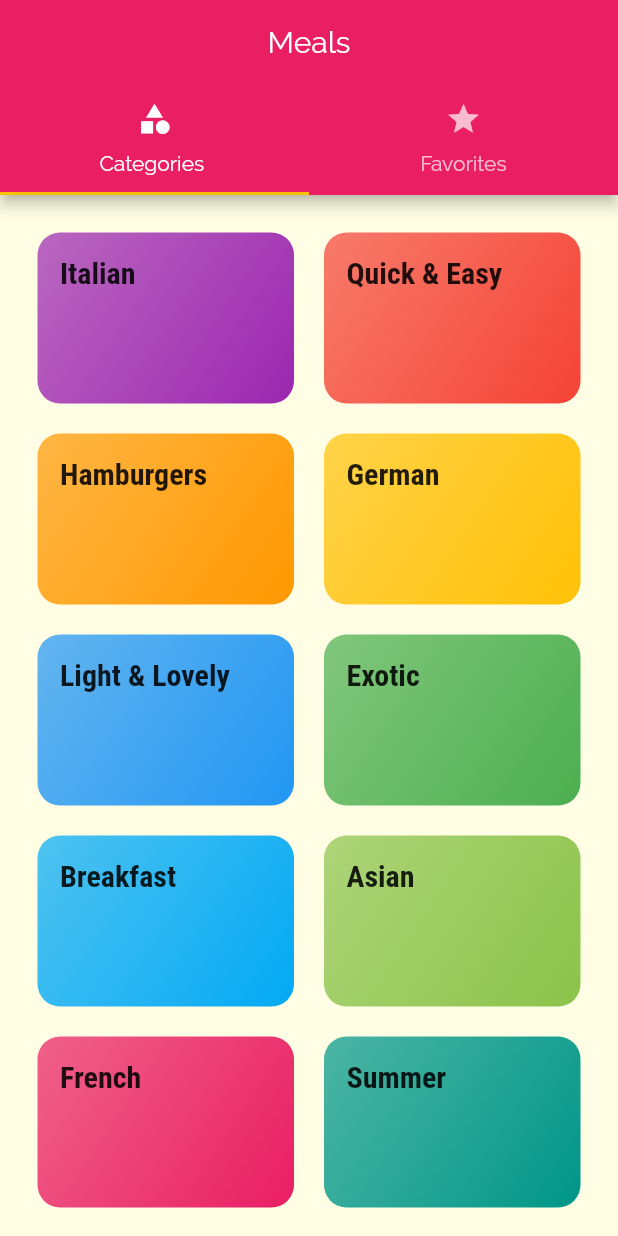
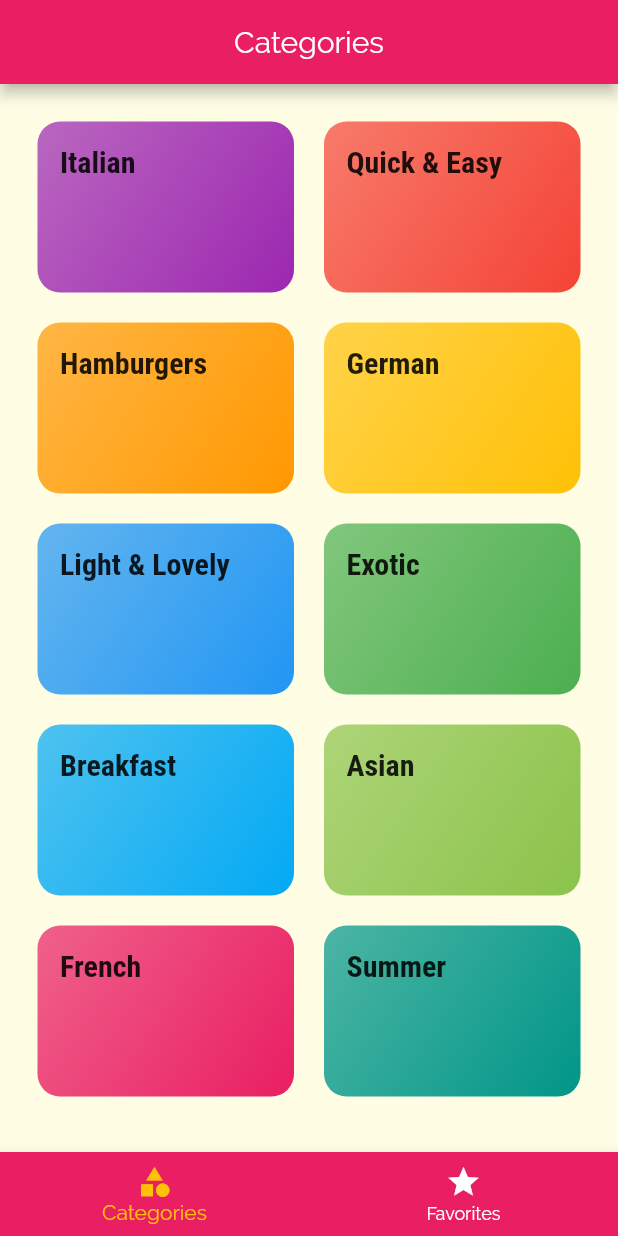
Before and after one commit to alexbardahan/MealsApp, a Flutter app: the screen it shows after launch, on a phone screen of 412 x 824 dp. Run offline on Flutter 3.47's test engine with Material 2 defaults, Android fonts, the phone set to English and light mode, and no system bars.

Commit message:
2nd commit

```diff
--- a/lib/screens/tabs_screen.dart
+++ b/lib/screens/tabs_screen.dart
@@ -8,34 +8,48 @@ class TabsScreen extends StatefulWidget {
 }
 
 class _TabsScreenState extends State<TabsScreen> {
+  final List<Map<String, Object>> _pages = [
+    {'page': CategoriesScreen(), 'title': 'Categories'},
+    {'page': FavoritesScreen(), 'title': 'Favorites'}
+  ];
+  int _selectedPageIndex = 0;
+
+  void _selectPage(int index) {
+    setState(() {
+      _selectedPageIndex = index;
+    });
+  }
+
   @override
   Widget build(BuildContext context) {
-    return DefaultTabController(
-        initialIndex: 0,
-        //the first tab is selected by defaul. set 1 if you want the second tab to be selected when entering the app
-        length: 2,
-        child: Scaffold(
+    return Scaffold(
         appBar: AppBar(
-                title: Text('Meals'),
+          title: Text(_pages[_selectedPageIndex]['title']),
           centerTitle: true,
-                bottom: TabBar(
-                  tabs: [
-                    Tab(
+        ),
+        body: _pages[_selectedPageIndex]['page'],
+        bottomNavigationBar: BottomNavigationBar(
+            onTap:
+                _selectPage, // it returns 0,1,... depending on the BottomNavigationBarItem you choose
+            // onTap: (index) => _selectPage(index),//the long version of the above shortcut
+            backgroundColor: Theme.of(context).primaryColor,
+            unselectedItemColor: Colors.white,
+            selectedItemColor: Theme.of(context).accentColor,
+            currentIndex: _selectedPageIndex,
+            type: BottomNavigationBarType.fixed,
+            //type: BottomNavigationBarType.shifting, //when used, you have to set the
+            //backgrounds colors directly into BottomNavigationBarItem
+            items: [
+              BottomNavigationBarItem(
+                //backgroundColor: Theme.of(context).primaryColor,
                 icon: Icon(Icons.category),
-                      text: 'Categories ',
+                title: Text('Categories'),
               ),
-                    Tab(
+              BottomNavigationBarItem(
+                //backgroundColor: Theme.of(context).primaryColor,
                 icon: Icon(Icons.star),
-                      text: 'Favorites',
+                title: Text('Favorites'),
               ),
-                  ],
-                )),
-            body: TabBarView(
-              children: [
-                //we will add as many children as we have tabs(in this case 2)
-                CategoriesScreen(),
-                FavoritesScreen(),
-              ],
-            )));
+            ]));
   }
 }
```
Lines whose indentation alone changed are shown as unchanged.
